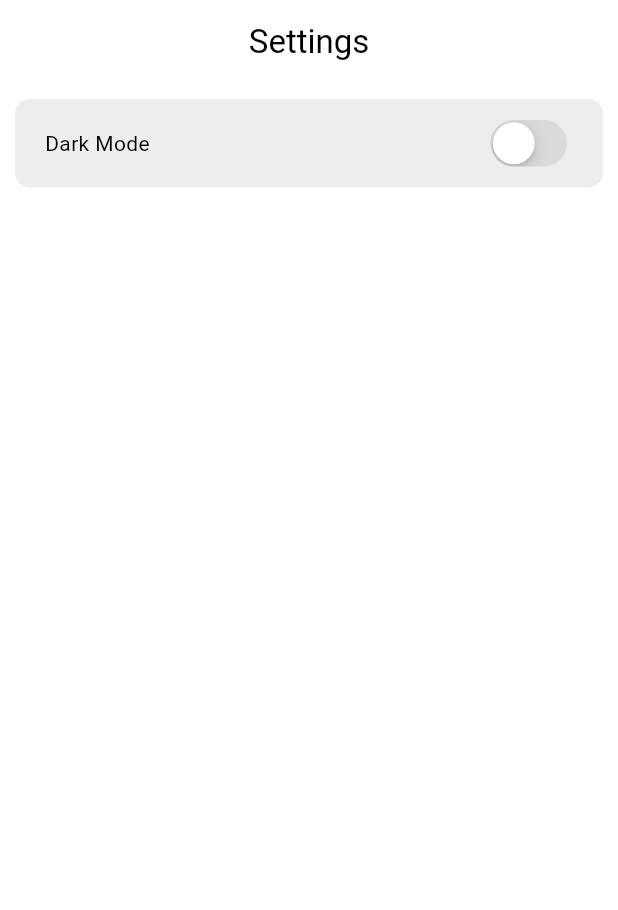
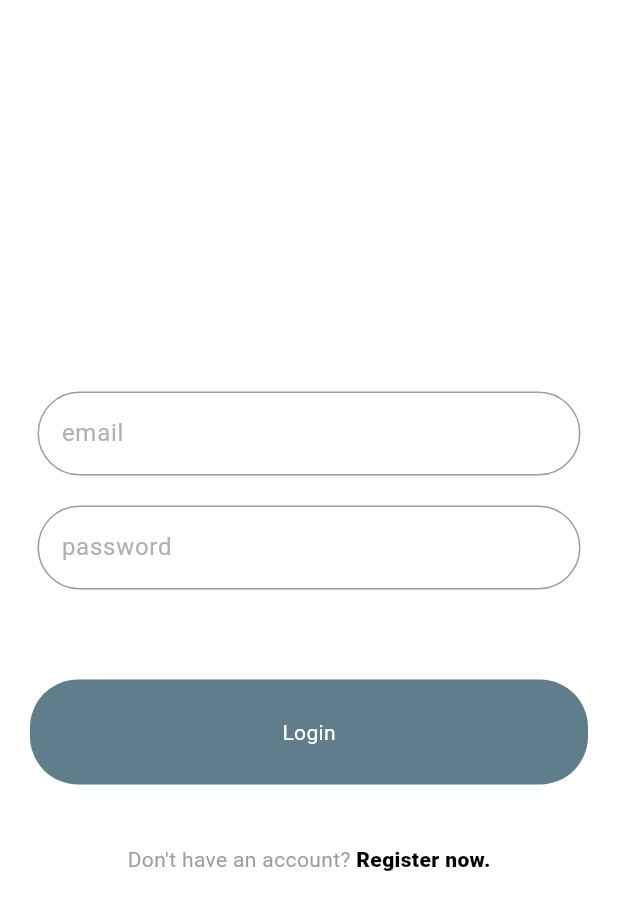
Before and after one commit to zainab-frfr/RSVP, a Flutter app: the screen it shows after launch, on a phone screen of 412 x 824 dp. Shown: the top 910 px of the screen. Run offline on Flutter 3.47's test engine with Material 3 defaults, Android fonts, the light colour scheme and no system bars; our stand-ins replace firebase_core, hive, hive_flutter; accounts and stored records are empty.

Commit message:
toggling b/w login and register

```diff
--- /dev/null
+++ b/lib/components/button.dart
@@ -0,0 +1,24 @@
+import 'package:flutter/material.dart';
+
+class MyButton extends StatelessWidget {
+  final String text;
+  final void Function()? onTap;
+
+  const MyButton({super.key, required this.text, this.onTap});
+
+  @override
+  Widget build(BuildContext context) {
+    return GestureDetector(
+      onTap: onTap,
+      child: Container(
+        padding: const EdgeInsets.all(25),
+        margin: const EdgeInsets.symmetric(horizontal: 20),
+        decoration: BoxDecoration(
+          color: Theme.of(context).colorScheme.tertiary,
+          borderRadius: BorderRadius.circular(32),
+        ),
+        child: Center(child: Text(text, style: const TextStyle(color: Colors.white),),),
+      ),
+    );
+  }
+}
--- /dev/null
+++ b/lib/components/textfield.dart
@@ -0,0 +1,36 @@
+import 'package:flutter/material.dart';
+
+class MyTextField extends StatelessWidget {
+  final String hintText;
+  final bool obscureText;
+  final TextEditingController controller;
+
+  const MyTextField({super.key, required this.hintText, required this.obscureText, required this.controller});
+
+  @override
+  Widget build(BuildContext context) {
+    return Padding(
+      padding: const EdgeInsets.symmetric(horizontal: 25.0),
+      child: TextField(
+        controller: controller,
+        obscureText: obscureText,
+
+        decoration: InputDecoration(
+          hintText: hintText,
+          hintStyle: const TextStyle(
+            color:   Color.fromARGB(255, 177, 176, 176),
+          ),
+          enabledBorder: const OutlineInputBorder(
+            borderSide: BorderSide(color:  Colors.grey),
+            borderRadius: BorderRadius.horizontal(left: Radius.circular(30), right: Radius.circular(30)),
+          ),
+          focusedBorder: const OutlineInputBorder(
+            borderSide: BorderSide(color:  Colors.black),
+            borderRadius: BorderRadius.horizontal(left: Radius.circular(30), right: Radius.circular(30)),
+          ),
+
+        ),
+      ),
+    );
+  }
+}
--- a/lib/main.dart
+++ b/lib/main.dart
@@ -2,7 +2,7 @@ import 'package:firebase_core/firebase_core.dart';
 import 'package:flutter/material.dart';
 import 'package:hive_flutter/adapters.dart';
 import 'package:rsvp/firebase_options.dart';
-import 'package:rsvp/pages/settings.dart';
+import 'package:rsvp/services/auth_services/login_or_register.dart';
 import 'package:rsvp/themes/themeprovider.dart';
 import 'package:provider/provider.dart';
 
@@ -30,9 +30,9 @@ class MyApp extends StatelessWidget {
     return MaterialApp(
       debugShowCheckedModeBanner: false,
       theme: Provider.of<ThemeProvider>(context).loadTheme(),
-      initialRoute: '/settings',
+      initialRoute: '/toggle',
       routes: {
-        '/settings': (context) => const MySettingsPage(),
+        '/toggle': (context) => LoginOrRegister(),
       }
     );
   }
--- /dev/null
+++ b/lib/pages/login.dart
@@ -0,0 +1,70 @@
+import 'package:flutter/material.dart';
+import 'package:rsvp/components/button.dart';
+import 'package:rsvp/components/textfield.dart';
+
+class MyLoginPage extends StatefulWidget {
+
+  final void Function()? onTap;
+
+  const MyLoginPage({super.key, this.onTap});
+
+  @override
+  State<MyLoginPage> createState() => _MyLoginPageState();
+}
+
+class _MyLoginPageState extends State<MyLoginPage> {
+  final TextEditingController _emailController = TextEditingController();
+  final TextEditingController _passController = TextEditingController();
+
+  @override
+  Widget build(BuildContext context) {
+    return Scaffold(
+      body: Column(
+        mainAxisAlignment: MainAxisAlignment.center,
+        crossAxisAlignment: CrossAxisAlignment.center,
+        children: [
+          const SizedBox(
+            height: 20,
+          ),
+          MyTextField(
+              hintText: 'email',
+              obscureText: false,
+              controller: _emailController),
+          const SizedBox(
+            height: 20,
+          ),
+          MyTextField(
+              hintText: 'password',
+              obscureText: true,
+              controller: _passController),
+          const SizedBox(
+            height: 60,
+          ),
+          MyButton(
+            text: 'Login',
+            onTap: () {},
+          ),
+          const SizedBox(
+            height: 40,
+          ),
+          Row(
+            mainAxisAlignment: MainAxisAlignment.center,
+            children: [
+              const Text(
+                'Don\'t have an account? ',
+                style: TextStyle(color: Colors.grey),
+              ),
+              GestureDetector(
+                  onTap: widget.onTap,
+                  child: const Text(
+                    'Register now.',
+                    style: TextStyle(
+                        fontWeight: FontWeight.w900, color: Colors.black),
+                  )),
+            ],
+          ),
+        ],
+      ),
+    );
+  }
+}
--- /dev/null
+++ b/lib/services/auth_services/login_or_register.dart
@@ -0,0 +1,30 @@
+import 'package:flutter/material.dart';
+import 'package:rsvp/pages/login.dart';
+import 'package:rsvp/pages/register.dart';
+
+class LoginOrRegister extends StatefulWidget {
+
+  LoginOrRegister({super.key});
+
+  @override
+  State<LoginOrRegister> createState() => _LoginOrRegisterState();
+}
+
+class _LoginOrRegisterState extends State<LoginOrRegister> {
+  bool showLogin = true;
+
+  void togglePage(){
+    setState(() {
+      showLogin = !showLogin;
+    });
+  }
+
+  @override
+  Widget build(BuildContext context) {
+    if (showLogin){
+      return MyLoginPage(onTap: togglePage,);
+    }else{
+      return MyRegisterPage(onTap: togglePage,);
+    }
+  }
+}
```
Also changed, not shown: lib/pages/register.dart (added, +87 -0 lines), lib/services/auth_services/auth_gate.dart (added).
